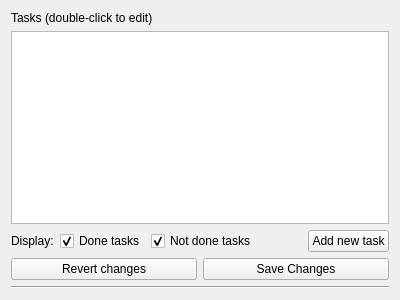
The window that taskwindow.ui (tinbuiwd/todoqt) describes before a commit, drawn with Qt 5.
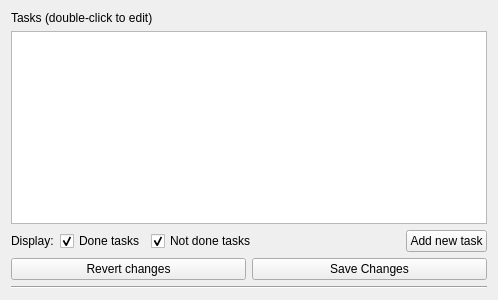
The same window after the commit.

Patch:
```diff
--- a/taskwindow.ui
+++ b/taskwindow.ui
@@ -6,7 +6,7 @@
    <rect>
     <x>0</x>
     <y>0</y>
-    <width>400</width>
+    <width>498</width>
     <height>300</height>
    </rect>
   </property>
```
